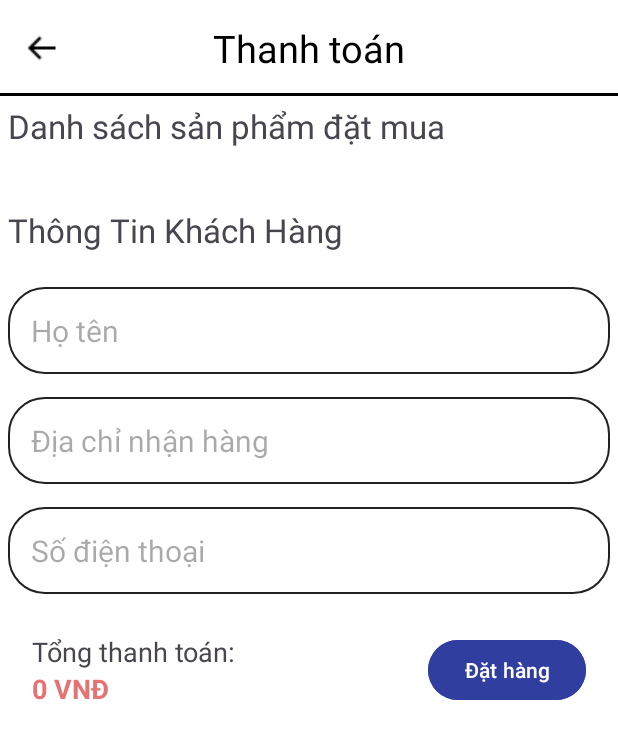
After one commit to DzungNguyen513/PhoneSaleAppApi-FE, an Android app: the CheckoutActivity screen opened directly, with no data from a screen before it, on a phone screen of 412 x 824 dp. The commit adds this screen. Shown: the top 739 px of the screen. Run offline under Robolectric (Android 15) with nearby library versions, the phone set to English and light mode, and no system bars.

Commit message:
Set up CheckoutActivity

```diff
--- a/app/src/main/AndroidManifest.xml
+++ b/app/src/main/AndroidManifest.xml
@@ -16,6 +16,9 @@
         android:theme="@style/Theme.PhoneSaleApp"
         android:usesCleartextTraffic="true"
         tools:targetApi="31">
+        <activity
+            android:name=".view.shoppingcart.CheckoutActivity"
+            android:exported="false" />
         <activity
             android:name=".view.shoppingcart.ChatMessageActivity"
             android:exported="false" />
--- a/app/src/main/java/com/example/phonesaleapp/view/shoppingcart/CartFragment.java
+++ b/app/src/main/java/com/example/phonesaleapp/view/shoppingcart/CartFragment.java
@@ -90,14 +90,8 @@ public class CartFragment extends Fragment {
             }
         });
         btn_buy.setOnClickListener(v -> {
-            double total = 0;
-            for (ProductCart product : productList) {
-                if (product.isSelected()) {
-                    total += product.getPrice() * product.getAmount();
-                }
-            }
-            BottomDialogCartFragment bottomSheetDialog = new BottomDialogCartFragment(total);
-            bottomSheetDialog.show(getChildFragmentManager(), bottomSheetDialog.getTag());
+            Intent intent = new Intent(getContext(), CheckoutActivity.class);
+            startActivity(intent);
         });
         img_Back.setOnClickListener(new View.OnClickListener() {
             @Override
--- /dev/null
+++ b/app/src/main/java/com/example/phonesaleapp/view/shoppingcart/CheckoutActivity.java
@@ -0,0 +1,28 @@
+package com.example.phonesaleapp.view.shoppingcart;
+
+import androidx.appcompat.app.AppCompatActivity;
+
+import android.os.Bundle;
+import android.view.View;
+import android.widget.ImageView;
+
+import com.example.phonesaleapp.R;
+
+public class CheckoutActivity extends AppCompatActivity {
+    ImageView img_back;
+    @Override
+    protected void onCreate(Bundle savedInstanceState) {
+        super.onCreate(savedInstanceState);
+        setContentView(R.layout.activity_checkout);
+        AnhXa();
+        img_back.setOnClickListener(new View.OnClickListener() {
+            @Override
+            public void onClick(View v) {
+                onBackPressed();
+            }
+        });
+    }
+    private void AnhXa(){
+        img_back = this.findViewById(R.id.img_back);
+    }
+}
--- a/app/src/main/res/drawable/custom_edit_text.xml
+++ b/app/src/main/res/drawable/custom_edit_text.xml
@@ -5,7 +5,7 @@
         <shape android:shape="rectangle">
             <solid android:color="@color/white"/>
             <corners
-                android:radius="5dp"/>
+                android:radius="24dp"/>
             <stroke android:color="@color/black" android:width="1dp"/>
         </shape>
     </item>
@@ -14,7 +14,7 @@
         <shape android:shape="rectangle">
             <solid android:color="@color/white"/>
             <corners
-                android:radius="5dp"/>
+                android:radius="24dp"/>
             <stroke android:color="@color/text_color" android:width="1dp"/>
         </shape>
     </item>
--- /dev/null
+++ b/app/src/main/res/layout/activity_checkout.xml
@@ -0,0 +1,148 @@
+<?xml version="1.0" encoding="utf-8"?>
+<FrameLayout xmlns:android="http://schemas.android.com/apk/res/android"
+    xmlns:app="http://schemas.android.com/apk/res-auto"
+    xmlns:tools="http://schemas.android.com/tools"
+    android:layout_width="match_parent"
+    android:layout_height="match_parent"
+    android:background="@color/white"
+    tools:context=".view.shoppingcart.CheckoutActivity">
+
+    <androidx.appcompat.widget.Toolbar
+        android:layout_width="match_parent"
+        android:layout_height="?attr/actionBarSize"
+        android:background="@drawable/toolbar_background"
+        android:elevation="4dp">
+
+        <ImageView
+            android:id="@+id/img_back"
+            android:layout_width="wrap_content"
+            android:layout_height="wrap_content"
+            android:layout_gravity="start"
+            android:paddingStart="0dp"
+            android:src="@drawable/backicon" />
+
+        <TextView
+            android:layout_width="wrap_content"
+            android:layout_height="wrap_content"
+            android:layout_gravity="center"
+            android:text="Thanh toán"
+            android:textColor="@color/black"
+            android:textSize="25sp" />
+    </androidx.appcompat.widget.Toolbar>
+
+    <androidx.core.widget.NestedScrollView
+        android:layout_width="match_parent"
+        android:layout_height="match_parent"
+        android:padding="5dp"
+        android:layout_marginTop="?attr/actionBarSize">
+
+        <LinearLayout
+            android:layout_width="match_parent"
+            android:layout_height="wrap_content"
+            android:orientation="vertical"
+            android:paddingBottom="16dp">
+
+            <TextView
+                android:layout_width="match_parent"
+                android:layout_height="wrap_content"
+                android:text="Danh sách sản phẩm đặt mua"
+                android:textSize="22sp"
+                android:gravity="left"
+                android:layout_marginBottom="16dp"/>
+
+            <androidx.recyclerview.widget.RecyclerView
+                android:id="@+id/rvCheckoutItems"
+                android:layout_width="match_parent"
+                android:layout_height="wrap_content"/>
+
+            <TextView
+                android:layout_width="match_parent"
+                android:layout_height="wrap_content"
+                android:text="Thông Tin Khách Hàng"
+                android:textSize="22sp"
+                android:layout_marginTop="24dp"
+                android:layout_marginBottom="8dp"/>
+
+            <EditText
+                android:id="@+id/edt_customerName"
+                android:layout_width="match_parent"
+                android:layout_height="wrap_content"
+                android:background="@drawable/custom_edit_text"
+                android:layout_marginTop="15dp"
+                android:hint="Họ tên"
+                android:inputType="text"
+                android:padding="15dp"
+                android:textColor="@color/black"
+                android:textSize="20sp"/>
+
+            <EditText
+                android:id="@+id/edt_deliveryAddress"
+                android:layout_width="match_parent"
+                android:layout_height="wrap_content"
+                android:background="@drawable/custom_edit_text"
+                android:layout_marginTop="15dp"
+                android:hint="Địa chỉ nhận hàng"
+                android:inputType="text"
+                android:padding="15dp"
+                android:textColor="@color/black"
+                android:textSize="20sp"/>
+
+            <EditText
+                android:id="@+id/edt_phoneNumber"
+                android:layout_width="match_parent"
+                android:layout_height="wrap_content"
+                android:background="@drawable/custom_edit_text"
+                android:layout_marginTop="15dp"
+                android:layout_marginBottom="10dp"
+                android:hint="Số điện thoại"
+                android:inputType="text"
+                android:padding="15dp"
+                android:textColor="@color/black"
+                android:textSize="20sp"/>
+
+            <LinearLayout
+                android:id="@+id/ln_shopping"
+                android:layout_width="match_parent"
+                android:layout_height="wrap_content"
+                android:orientation="horizontal"
+                android:padding="16dp"
+                android:gravity="center_vertical">
+
+                <LinearLayout
+                    android:id="@+id/ln_payment"
+                    android:layout_width="0dp"
+                    android:layout_height="wrap_content"
+                    android:layout_weight="1"
+                    android:orientation="vertical"
+                    android:gravity="center_vertical">
+                    <TextView
+                        android:id="@+id/tv_tongThanhToan"
+                        android:layout_width="wrap_content"
+                        android:layout_height="wrap_content"
+                        android:text="Tổng thanh toán: "
+                        android:textSize="18sp"
+                        android:layout_gravity="center_vertical"/>
+                    <TextView
+                        android:id="@+id/tv_TotalCheck"
+                        android:layout_width="wrap_content"
+                        android:layout_height="wrap_content"
+                        android:text="0 VNĐ"
+                        android:textColor="@color/earth_red"
+                        android:textSize="18sp"
+                        android:textStyle="bold"
+                        android:layout_gravity="center_vertical"/>
+                </LinearLayout>
+
+                <Button
+                    android:id="@+id/btn_checkOut"
+                    android:layout_width="wrap_content"
+                    android:layout_height="48dp"
+                    android:backgroundTint="@color/colorPrimaryDark"
+                    android:text="Đặt hàng"
+                    android:textColor="@color/white"
+                    android:layout_gravity="center_vertical" />
+            </LinearLayout>
+
+        </LinearLayout>
+    </androidx.core.widget.NestedScrollView>
+</FrameLayout>
```
